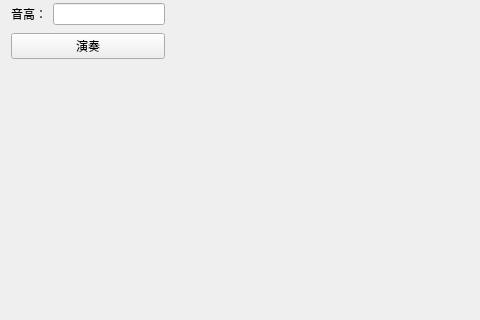
Before: the Qt Designer form musicpy/MainWindow.ui in xi-guang1/mycode, drawn with Qt 5; both pictures show x 0 to 480 and y 0 to 320 of the 800 by 600 pixel window.
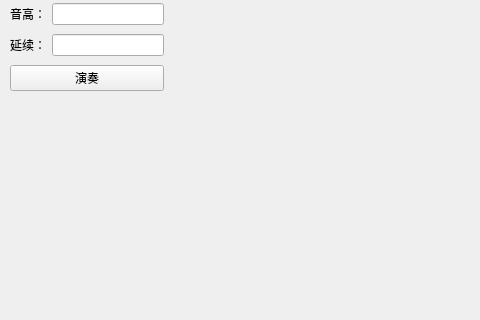
After: the same form once the commit is applied.

Patch:
```diff
--- a/musicpy/MainWindow.ui
+++ b/musicpy/MainWindow.ui
@@ -17,10 +17,10 @@
    <widget class="QWidget" name="layoutWidget">
     <property name="geometry">
      <rect>
-      <x>11</x>
-      <y>1</y>
+      <x>10</x>
+      <y>0</y>
       <width>154</width>
-      <height>61</height>
+      <height>94</height>
      </rect>
     </property>
     <layout class="QVBoxLayout" name="verticalLayout">
@@ -34,7 +34,21 @@
         </widget>
        </item>
        <item>
-        <widget class="QLineEdit" name="lineEdit"/>
+        <widget class="QLineEdit" name="NoteEdit"/>
+       </item>
+      </layout>
+     </item>
+     <item>
+      <layout class="QHBoxLayout" name="horizontalLayout_2">
+       <item>
+        <widget class="QLabel" name="label_2">
+         <property name="text">
+          <string>延续：</string>
+         </property>
+        </widget>
+       </item>
+       <item>
+        <widget class="QLineEdit" name="durEdit"/>
        </item>
       </layout>
      </item>
```
